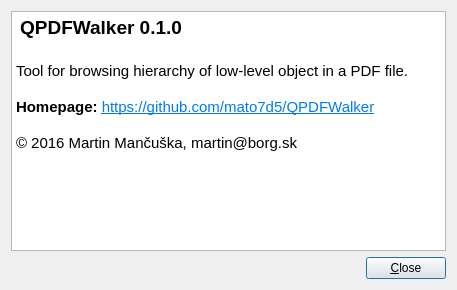
Old version of the form src/aboutdialog.ui in the repository mato7d5/QPDFWalker.
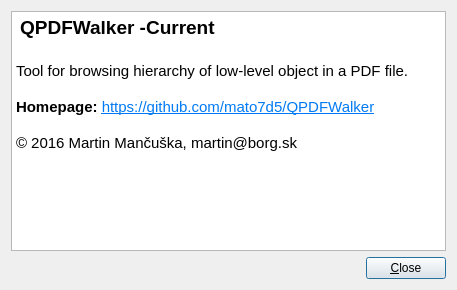
New version of the form. Icons and pictures are not drawn.

The edit to the form file:
```diff
--- a/src/aboutdialog.ui
+++ b/src/aboutdialog.ui
@@ -39,7 +39,7 @@
 &lt;html&gt;&lt;head&gt;&lt;meta name=&quot;qrichtext&quot; content=&quot;1&quot; /&gt;&lt;style type=&quot;text/css&quot;&gt;
 p, li { white-space: pre-wrap; }
 &lt;/style&gt;&lt;/head&gt;&lt;body style=&quot; font-family:'Sans'; font-size:11pt; font-weight:400; font-style:normal;&quot;&gt;
-&lt;p style=&quot; margin-top:0px; margin-bottom:0px; margin-left:0px; margin-right:0px; -qt-block-indent:0; text-indent:0px;&quot;&gt;&lt;img src=&quot;:/icons/app_icon&quot; /&gt; &lt;span style=&quot; font-size:14pt; font-weight:600;&quot;&gt;QPDFWalker 0.1.0&lt;/span&gt;&lt;/p&gt;
+&lt;p style=&quot; margin-top:0px; margin-bottom:0px; margin-left:0px; margin-right:0px; -qt-block-indent:0; text-indent:0px;&quot;&gt;&lt;img src=&quot;:/icons/app_icon&quot; /&gt; &lt;span style=&quot; font-size:14pt; font-weight:600;&quot;&gt;QPDFWalker -Current&lt;/span&gt;&lt;/p&gt;
 &lt;p style=&quot;-qt-paragraph-type:empty; margin-top:0px; margin-bottom:0px; margin-left:0px; margin-right:0px; -qt-block-indent:0; text-indent:0px; font-size:14pt; font-weight:600;&quot;&gt;&lt;br /&gt;&lt;/p&gt;
 &lt;p style=&quot; margin-top:0px; margin-bottom:0px; margin-left:0px; margin-right:0px; -qt-block-indent:0; text-indent:0px;&quot;&gt;Tool for browsing hierarchy of low-level object in a PDF file.&lt;/p&gt;
 &lt;p style=&quot;-qt-paragraph-type:empty; margin-top:0px; margin-bottom:0px; margin-left:0px; margin-right:0px; -qt-block-indent:0; text-indent:0px;&quot;&gt;&lt;br /&gt;&lt;/p&gt;
```
